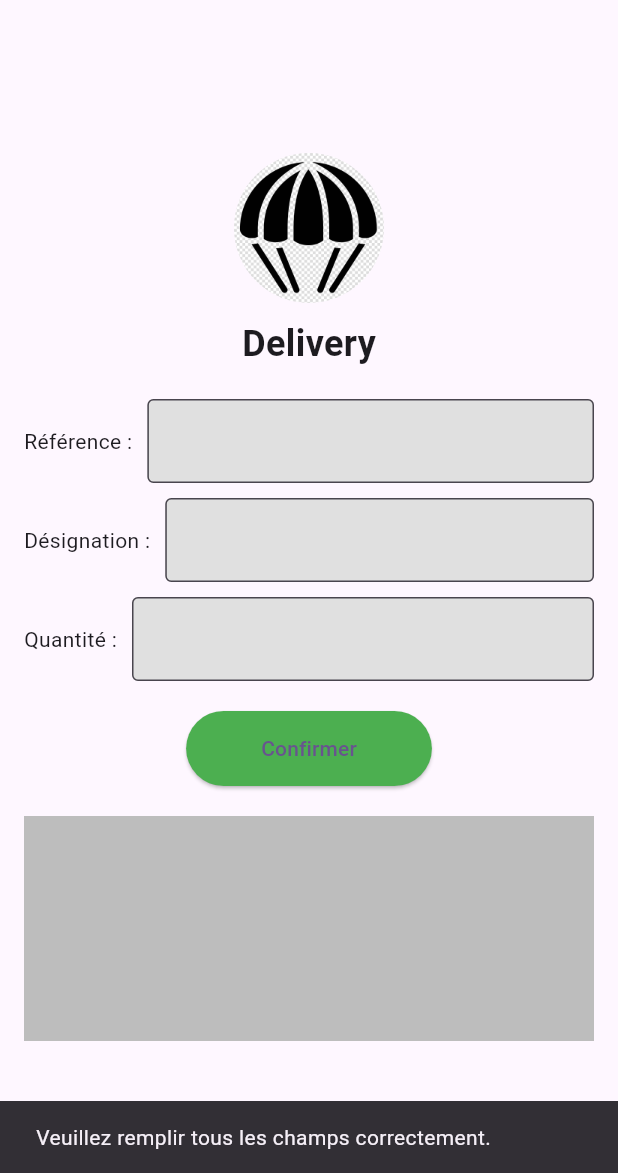
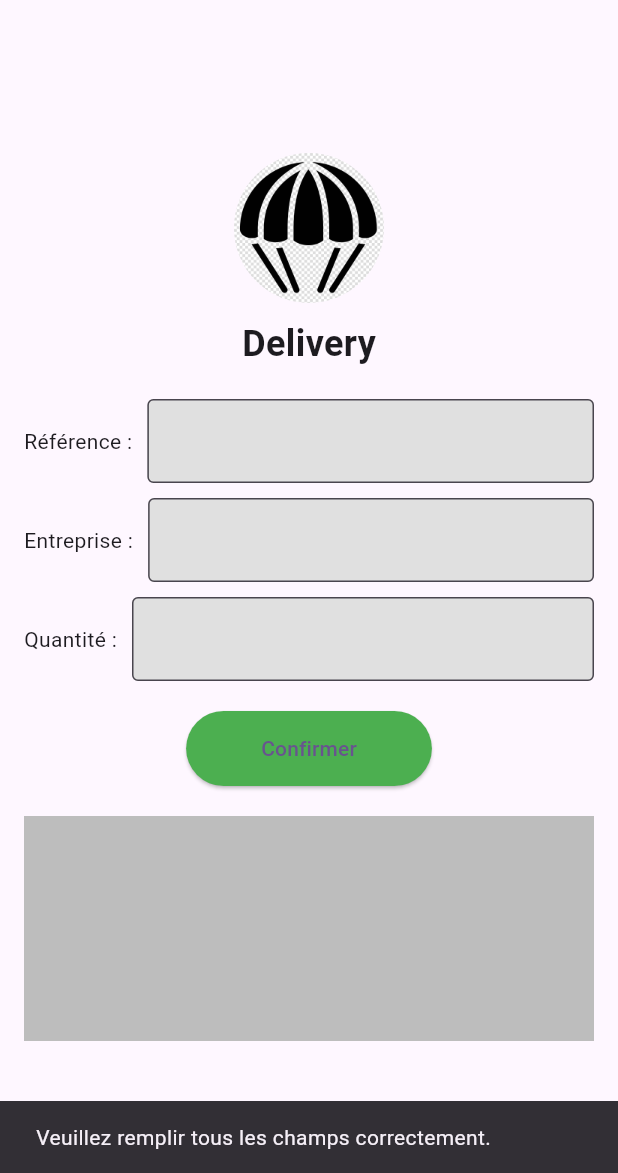
Before and after one commit to RMasart/flutter_application_ap3, a Flutter app: the DeliveryScreen screen opened directly, after a tap on "Confirmer", on a phone screen of 412 x 824 dp, the part 63-1236 px from its top. Run offline on Flutter 3.47's test engine with Material 3 defaults, Android fonts, the phone set to English and light mode, and no system bars.

Commit message:
repair + add synchro phase 1

```diff
--- a/lib/main.dart
+++ b/lib/main.dart
@@ -1,6 +1,4 @@
 import 'package:flutter/material.dart';
-import 'package:flutter_application_ap3/screens/lists.dart';
-import 'package:flutter_application_ap3/screens/ProductListScreen.dart';
 import 'package:flutter_application_ap3/screens/login.dart';
 
 void main() {
--- a/lib/screens/Product.dart
+++ b/lib/screens/Product.dart
@@ -1,29 +1,27 @@
 class Product {
-  final String reference;
-  final String designation;
-  final int quantity;
+  final String reference; // Numéro
+  final String entreprise; // Entreprise
+  final int quantity; // Quantité
 
   Product({
     required this.reference,
-    required this.designation,
+    required this.entreprise,
     required this.quantity,
   });
 
-  // Convertir un JSON en Product
+  Map<String, dynamic> toJson() {
+    return {
+      'reference': reference,
+      'entreprise': entreprise,
+      'quantity': quantity,
+    };
+  }
+
   factory Product.fromJson(Map<String, dynamic> json) {
     return Product(
       reference: json['reference'],
-      designation: json['designation'],
+      entreprise: json['entreprise'],
       quantity: json['quantity'],
     );
   }
-
-  // Convertir un Product en JSON
-  Map<String, dynamic> toJson() {
-    return {
-      'reference': reference,
-      'designation': designation,
-      'quantity': quantity,
-    };
-  }
 }
--- a/lib/screens/delivery.dart
+++ b/lib/screens/delivery.dart
@@ -1,8 +1,6 @@
 import 'dart:convert';
 import 'dart:io';
 import 'package:flutter/material.dart';
-import 'package:path_provider/path_provider.dart';
-
 import 'Product.dart' as productModel;
 
 class DeliveryScreen extends StatefulWidget {
@@ -15,7 +13,7 @@ class DeliveryScreen extends StatefulWidget {
 class _DeliveryScreenState extends State<DeliveryScreen> {
   List<productModel.Product> products = [];
   final TextEditingController referenceController = TextEditingController();
-  final TextEditingController designationController = TextEditingController();
+  final TextEditingController entrepriseController = TextEditingController();
   final TextEditingController quantityController = TextEditingController();
 
   @override
@@ -27,7 +25,7 @@ class _DeliveryScreenState extends State<DeliveryScreen> {
   @override
   void dispose() {
     referenceController.dispose();
-    designationController.dispose();
+    entrepriseController.dispose();
     quantityController.dispose();
     super.dispose();
   }
@@ -69,30 +67,33 @@ class _DeliveryScreenState extends State<DeliveryScreen> {
   }
 
   void _addProduct() {
-    final String reference = referenceController.text;
-    final String designation = designationController.text;
-    final int? quantity = int.tryParse(quantityController.text);
+    final String reference = referenceController.text; // Référence
+    final String entreprise = entrepriseController.text;
+    final int? quantity = int.tryParse(quantityController.text); // Quantité
 
-    if (reference.isNotEmpty && designation.isNotEmpty && quantity != null) {
+    if (reference.isNotEmpty && entreprise.isNotEmpty && quantity != null) {
       setState(() {
+        // Créez un nouveau produit avec la référence, l'entreprise et la quantité
         products.add(productModel.Product(
-            reference: reference,
-            designation: designation,
-            quantity: quantity));
+          reference: reference,
+          entreprise: entreprise,
+          quantity: quantity,
+        ));
       });
 
       _saveProductsToFile();
 
       referenceController.clear();
-      designationController.clear();
+      entrepriseController.clear();
       quantityController.clear();
       ScaffoldMessenger.of(context).showSnackBar(
-        SnackBar(content: Text('Produit ajouté : $designation')),
+        SnackBar(content: Text('Produit ajouté : $entreprise')),
       );
     } else {
       ScaffoldMessenger.of(context).showSnackBar(
         const SnackBar(
-            content: Text('Veuillez remplir tous les champs correctement.')),
+          content: Text('Veuillez remplir tous les champs correctement.'),
+        ),
       );
     }
   }
@@ -128,7 +129,7 @@ class _DeliveryScreenState extends State<DeliveryScreen> {
               const SizedBox(height: 20),
               _buildInputField('Référence :', referenceController),
               const SizedBox(height: 10),
-              _buildInputField('Désignation :', designationController),
+              _buildInputField('Entreprise :', entrepriseController),
               const SizedBox(height: 10),
               _buildInputField('Quantité :', quantityController),
               const SizedBox(height: 20),
@@ -150,7 +151,7 @@ class _DeliveryScreenState extends State<DeliveryScreen> {
                   itemCount: products.length,
                   itemBuilder: (context, index) {
                     return ListTile(
-                      title: Text(products[index].designation),
+                      title: Text(products[index].entreprise),
                       subtitle: Text(
                           'Référence: ${products[index].reference}, Quantité: ${products[index].quantity}'),
                     );
--- a/lib/screens/lists.dart
+++ b/lib/screens/lists.dart
@@ -9,13 +9,13 @@ class ProductListScreen extends StatefulWidget {
 }
 
 class _ProductListScreenState extends State<ProductListScreen> {
+  // Créez une liste de produits
   final List<Product> products = [
-    Product(
-        reference: 'A123', designation: 'Chaussures de course', quantity: 150),
-    Product(reference: 'B456', designation: 'Ballon de football', quantity: 80),
-    Product(reference: 'C789', designation: 'Raquette de tennis', quantity: 50),
-    Product(reference: 'D101', designation: 'Casque de vélo', quantity: 120),
-    Product(reference: 'E202', designation: 'Tapis de yoga', quantity: 70),
+    Product(reference: 'A123', entreprise: 'Nike', quantity: 150),
+    Product(reference: 'B456', entreprise: 'Adidas', quantity: 80),
+    Product(reference: 'C789', entreprise: 'Wilson', quantity: 50),
+    Product(reference: 'D101', entreprise: 'Bell', quantity: 120),
+    Product(reference: 'E202', entreprise: 'Lululemon', quantity: 70),
   ];
 
   @override
@@ -72,9 +72,9 @@ class _ProductListScreenState extends State<ProductListScreen> {
           itemBuilder: (context, index) {
             return ListTile(
               leading: const Icon(Icons.inventory),
-              title: Text(products[index].designation),
+              title: Text(products[index].entreprise), // Entreprise
               subtitle: Text(
-                  'Référence: ${products[index].reference}, Stock: ${products[index].quantity}'),
+                  'Référence: ${products[index].reference}, Stock: ${products[index].quantity}'), // Numéro
             );
           },
         ),
@@ -84,13 +84,29 @@ class _ProductListScreenState extends State<ProductListScreen> {
 }
 
 class Product {
-  final String reference;
-  final String designation;
-  final int quantity;
+  final String reference; // Numéro
+  final String entreprise; // Entreprise
+  final int quantity; // Quantité
 
   Product({
     required this.reference,
-    required this.designation,
+    required this.entreprise,
     required this.quantity,
   });
+
+  Map<String, dynamic> toJson() {
+    return {
+      'reference': reference,
+      'entreprise': entreprise,
+      'quantity': quantity,
+    };
+  }
+
+  factory Product.fromJson(Map<String, dynamic> json) {
+    return Product(
+      reference: json['reference'],
+      entreprise: json['entreprise'],
+      quantity: json['quantity'],
+    );
+  }
 }
```
